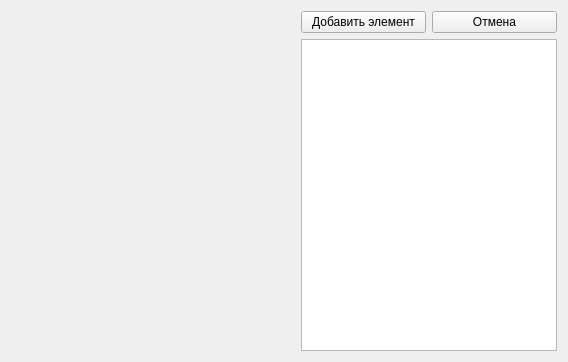
Qt form qmesh.ui (messteno/Q3Solver) before a commit.
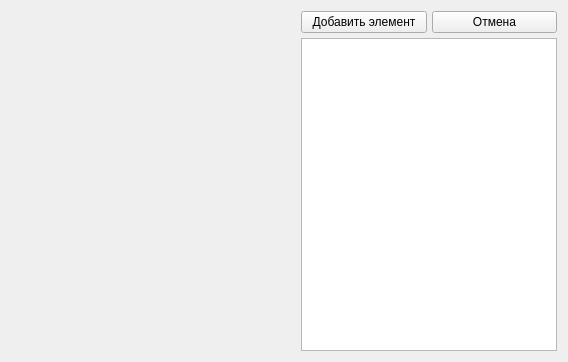
The same form after that commit. Custom widgets are drawn as their Qt base class.

```diff
--- a/qmesh.ui
+++ b/qmesh.ui
@@ -27,6 +27,9 @@
    </item>
    <item>
     <layout class="QVBoxLayout" name="verticalLayout">
+     <property name="spacing">
+      <number>5</number>
+     </property>
      <item>
       <layout class="QHBoxLayout" name="addElementLayout">
        <item>
```
Left out of the diff: 9 changed lines with no effect on the pictures.
